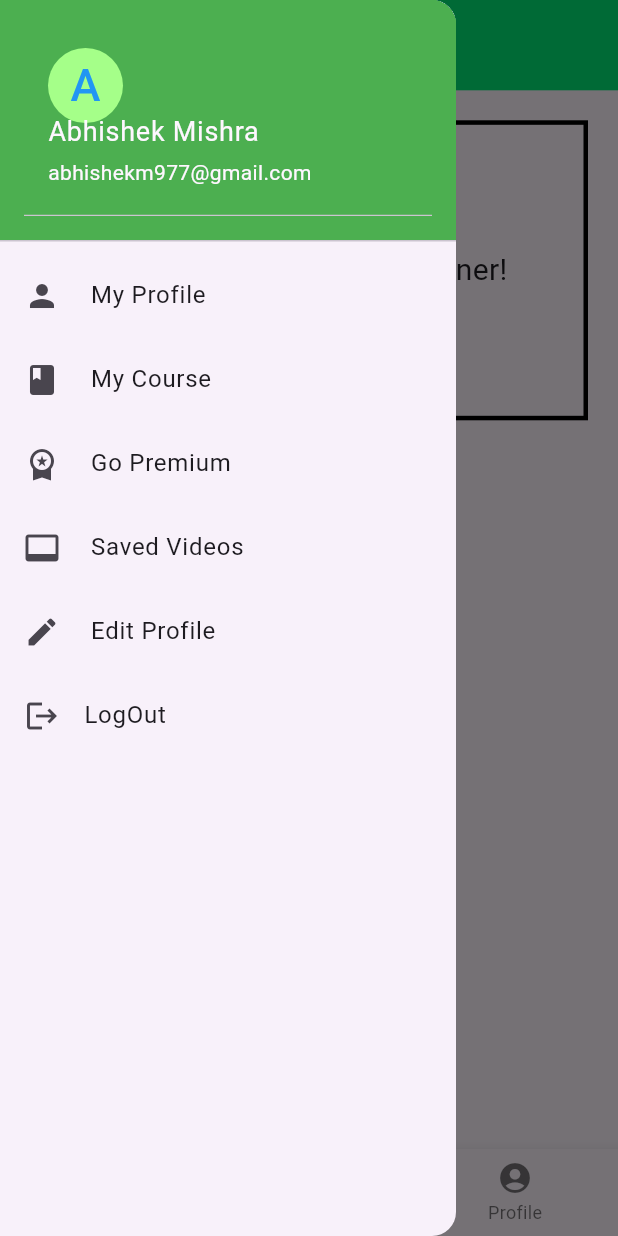
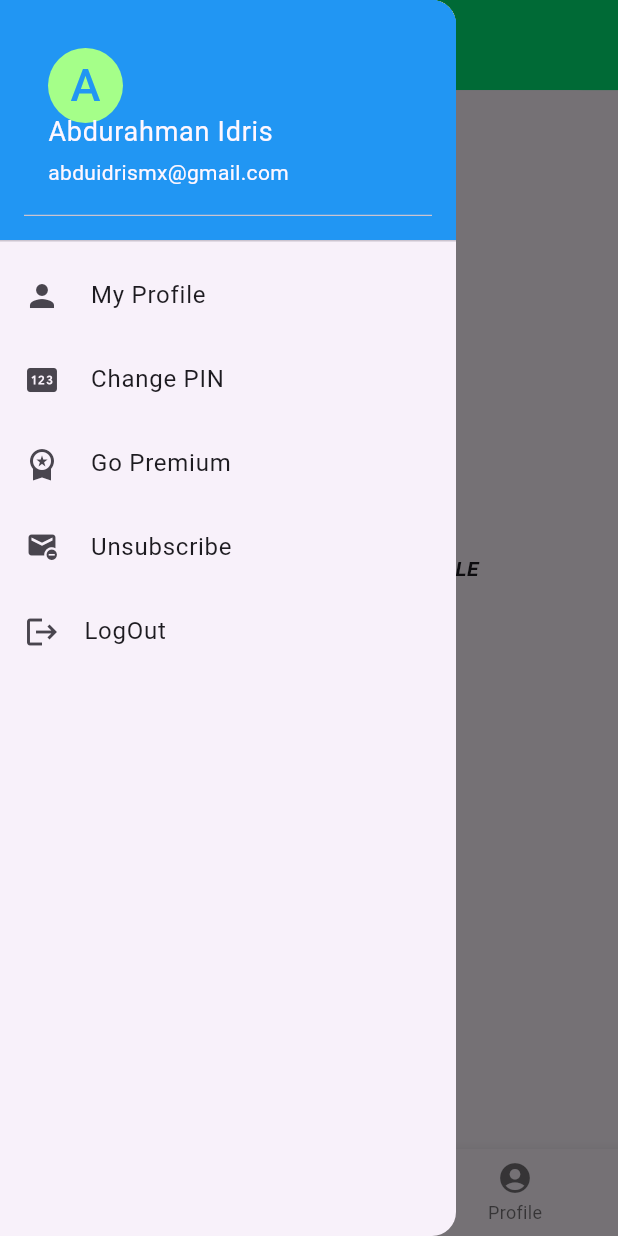
Before and after one commit to abdurahmanidris/flutter_bottomsheet, a Flutter app: the screen it shows after launch, with the side drawer open, on a phone screen of 412 x 824 dp. Run offline on Flutter 3.47's test engine with Material 3 defaults, Android fonts, the phone set to English and light mode, and no system bars.

Commit message:
updates added

```diff
--- a/lib/main.dart
+++ b/lib/main.dart
@@ -1,7 +1,10 @@
 import 'package:flutter/material.dart';
-import 'package:helloflutter/navbar.dart';
-import 'package:helloflutter/home_page.dart';
-import 'package:helloflutter/bottom_navigation_page.dart';
+import 'package:flutter_bottomsheet/modal_bottom_sheet.dart';
+import 'package:flutter_bottomsheet/navbar.dart';
+import 'package:flutter_bottomsheet/home_page.dart';
+import 'package:flutter_bottomsheet/bottom_navigation_page.dart';
+import 'package:flutter_bottomsheet/sidebar/sidebar_layout.dart';
+// import 'package:flutter_bottomsheet/navigation_menu.dart';
 
 void main() {
   runApp(const MyApp());
@@ -14,18 +17,20 @@ class MyApp extends StatelessWidget {
   @override
   Widget build(BuildContext context) {
     return MaterialApp(
+      debugShowCheckedModeBanner: false,
       title: 'Flutter Demo',
       theme: ThemeData(
         colorScheme: ColorScheme.fromSeed(seedColor: Colors.deepPurple),
         useMaterial3: true,
       ),
-      home: const HelloFlutter(),
+      home: const flutter_bottomsheet(),
+      // home: const SideBarLayout(),
     );
   }
 }
 
-class HelloFlutter extends StatelessWidget {
-  const HelloFlutter({super.key});
+class flutter_bottomsheet extends StatelessWidget {
+  const flutter_bottomsheet({super.key});
 
   @override
   Widget build(BuildContext context) {
@@ -33,7 +38,19 @@ class HelloFlutter extends StatelessWidget {
       // backgroundColor: Colors.lightGreen,
       appBar: AppBar(
         backgroundColor: Colors.greenAccent[400],
-        title: const Text("GeegsforGeegs"),
+        leading: Builder(builder: (context) {
+          return IconButton(
+            onPressed: () => Scaffold.of(context).openDrawer(),
+            icon: Icon(
+              Icons.menu,
+            ),
+          );
+        }),
+        // leading: InkWell(
+        //   onTap: _onMenuTap,
+        //   child: const Icon(Icons.list, color: Colors.black),
+        // ),
+        title: const Text("Test App - 1"),
         titleSpacing: 00.0,
         centerTitle: true,
         toolbarHeight: 60.2,
@@ -41,7 +58,13 @@ class HelloFlutter extends StatelessWidget {
       ),
       drawer: const NavBar(),
       body: const HomePage(),
+      // body: Stack(children: [
+      //   Container(color: Colors.white),
+      // ]),
       bottomNavigationBar: const BottomBar(),
+      bottomSheet: ModalBottomSheet(),
     );
   }
+
+  // void _onMenuTap() {}
 }
--- /dev/null
+++ b/lib/modal_bottom_sheet.dart
@@ -0,0 +1,100 @@
+import 'package:flutter/material.dart';
+
+class ModalBottomSheet extends StatefulWidget {
+  @override
+  _ModalBottomSheetState createState() => _ModalBottomSheetState();
+}
+
+class _ModalBottomSheetState extends State<ModalBottomSheet> {
+  @override
+  Widget build(BuildContext context) {
+    return Scaffold(
+      // appBar: AppBar(
+      //   title: Text(
+      //     'Modal Bottom Sheet',
+      //     style: TextStyle(color: Colors.white),
+      //   ),
+      //   centerTitle: true,
+      // ),
+      body: Container(
+        alignment: Alignment.center,
+        child: Column(
+          mainAxisAlignment: MainAxisAlignment.center,
+          children: [
+            Text(
+              "MODAL BOTTOM SHEET EXAMPLE",
+              style: TextStyle(
+                  fontStyle: FontStyle.italic,
+                  letterSpacing: 0.4,
+                  fontWeight: FontWeight.w600),
+            ),
+            SizedBox(
+              height: 20,
+            ),
+            ElevatedButton(
+              onPressed: () {
+                showModalBottomSheet(
+                    context: context,
+                    shape: RoundedRectangleBorder(
+                      borderRadius: BorderRadius.circular(10.0),
+                    ),
+                    builder: (context) {
+                      return Column(
+                        mainAxisSize: MainAxisSize.min,
+                        children: <Widget>[
+                          ListTile(
+                            // leading: new Icon(Icons.photo),
+                            leading: Image.asset(
+                              'assets/images/google.png',
+                              height: 40.0,
+                            ),
+                            title: new Text('Login with Google'),
+                            onTap: () {
+                              Navigator.pop(context);
+                            },
+                          ),
+                          ListTile(
+                            leading: new Icon(Icons.music_note),
+                            title: new Text('Music'),
+                            onTap: () {
+                              Navigator.pop(context);
+                            },
+                          ),
+                          ListTile(
+                            leading: new Icon(Icons.videocam),
+                            title: new Text('Video'),
+                            onTap: () {
+                              Navigator.pop(context);
+                            },
+                          ),
+                          ListTile(
+                            leading: new Icon(Icons.share),
+                            title: new Text('Share'),
+                            onTap: () {
+                              Navigator.pop(context);
+                            },
+                          ),
+                        ],
+                      );
+                    });
+              },
+              style: ElevatedButton.styleFrom(
+                  backgroundColor: Colors.purple,
+                  padding: EdgeInsets.symmetric(horizontal: 20, vertical: 10),
+                  shape: RoundedRectangleBorder(
+                      borderRadius: BorderRadius.circular(10))),
+              child: Text(
+                'Click Me',
+                style: TextStyle(
+                    color: Colors.white,
+                    fontWeight: FontWeight.bold,
+                    fontSize: 14,
+                    letterSpacing: 0.6),
+              ),
+            ),
+          ],
+        ),
+      ),
+    );
+  }
+}
--- a/lib/navbar.dart
+++ b/lib/navbar.dart
@@ -11,15 +11,15 @@ class NavBar extends StatelessWidget {
         children: [
           const DrawerHeader(
             decoration: BoxDecoration(
-              color: Colors.green,
+              color: Colors.blue,
             ), //BoxDecoration
             child: UserAccountsDrawerHeader(
-              decoration: BoxDecoration(color: Colors.green),
+              decoration: BoxDecoration(color: Colors.blue),
               accountName: Text(
-                "Abhishek Mishra",
+                "Abdurahman Idris",
                 style: TextStyle(fontSize: 18),
               ),
-              accountEmail: Text("abhishekm977@gmail.com"),
+              accountEmail: Text("abduidrismx@gmail.com"),
               currentAccountPictureSize: Size.square(50),
               currentAccountPicture: CircleAvatar(
                 backgroundColor: Color.fromARGB(255, 165, 255, 137),
@@ -38,8 +38,8 @@ class NavBar extends StatelessWidget {
             },
           ),
           ListTile(
-            leading: const Icon(Icons.book),
-            title: const Text(' My Course '),
+            leading: const Icon(Icons.pin),
+            title: const Text(' Change PIN '),
             onTap: () {
               Navigator.pop(context);
             },
@@ -52,15 +52,8 @@ class NavBar extends StatelessWidget {
             },
           ),
           ListTile(
-            leading: const Icon(Icons.video_label),
-            title: const Text(' Saved Videos '),
-            onTap: () {
-              Navigator.pop(context);
-            },
-          ),
-          ListTile(
-            leading: const Icon(Icons.edit),
-            title: const Text(' Edit Profile '),
+            leading: const Icon(Icons.unsubscribe),
+            title: const Text(' Unsubscribe '),
             onTap: () {
               Navigator.pop(context);
             },
--- /dev/null
+++ b/lib/pages/homepage.dart
@@ -0,0 +1,15 @@
+import 'package:flutter/material.dart';
+
+class HomePage extends StatelessWidget {
+  const HomePage({super.key});
+
+  @override
+  Widget build(BuildContext context) {
+    return const Center(
+      child: Text(
+        "HomePage",
+        style: TextStyle(fontWeight: FontWeight.w900, fontSize: 28),
+      ),
+    );
+  }
+}
```
Also changed, not shown: lib/features/dashboard/presentation/ui/widget/dashboard_screen.dart (added, +15 -0 lines), lib/pages/myaccountspage.dart (added, +15 -0 lines), lib/pages/myorderspage.dart (added, +15 -0 lines), lib/sidebar/sidebar.dart (added, +12 -0 lines), lib/sidebar/sidebar_layout.dart (added, +19 -0 lines), pubspec.yaml (+13 -14 lines), assets/images/cbe.png (added), assets/images/google.png (added), lib/bottom_sheet.dart (added), lib/features/dashboard/presentation/ui/widget/bottom_navigation_widget.dart (added), pubspec.lock, 43 other files.
